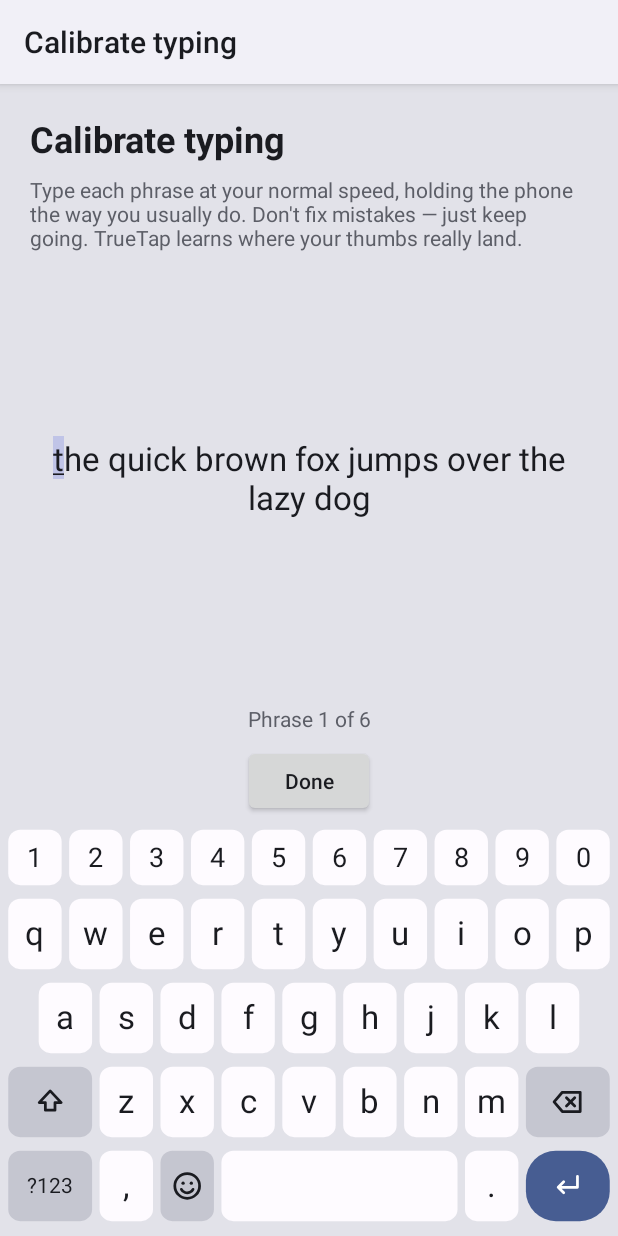
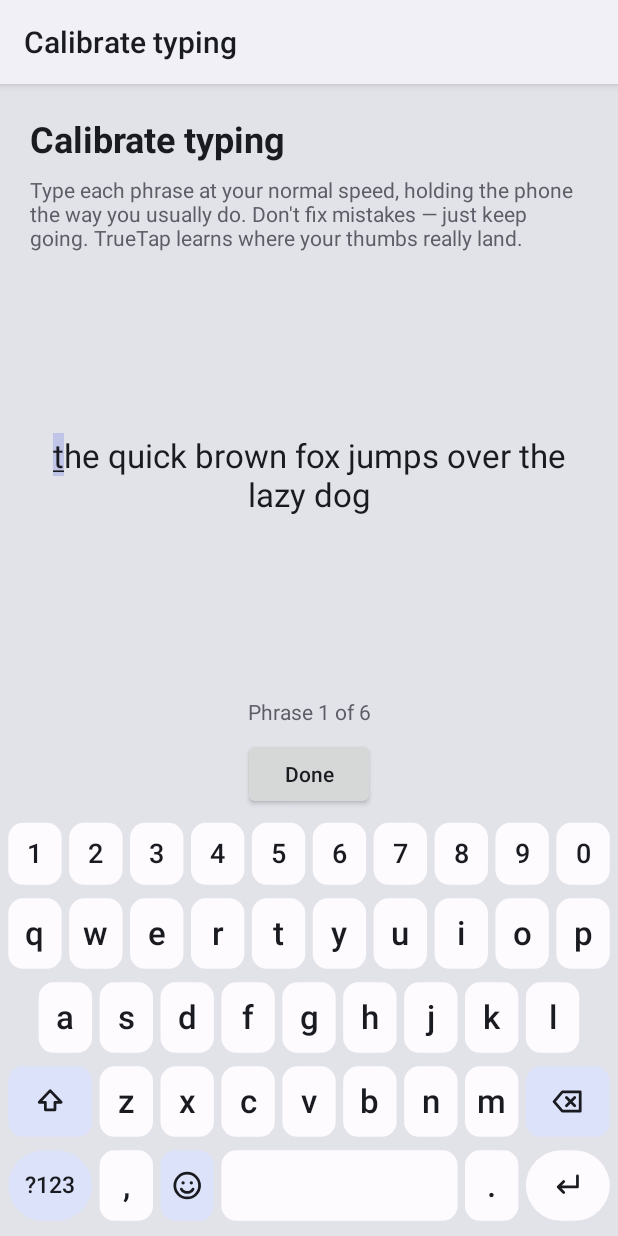
Before and after one commit to RedZero13/TrueTap-Keyboard, an Android app: the CalibrationActivity screen opened directly, with no data from a screen before it, on a phone screen of 412 x 824 dp. Run offline under Robolectric (Android 15) with nearby library versions, the phone set to English and light mode, and no system bars; pictures from the network do not load.

Commit message:
Fix full-screen keyboard and match Gboard proportions
The preview overlay measured itself to the whole window under the
wrap_content input frame, making the keyboard full-screen and squeezing
the app. It now only takes the size its parent gives it.

Also: re-apply nav-bar insets when the view is rebuilt so the bottom row
never overlaps the system hide/switch bar; pill-shaped ?123 and Enter
keys in the secondary palette; medium-weight labels; taller number row;
language name on the space bar; a shorter, larger toolbar with the mic
in a circle.

Co-Authored-By: Claude Opus 5.5 <noreply@anthropic.com>
Claude-Session: https://claude.ai/code/session_01PFLKtdpT1VvrqisiPy6VdM

```diff
--- a/app/src/main/java/com/truetap/keyboard/ime/KeyboardView.kt
+++ b/app/src/main/java/com/truetap/keyboard/ime/KeyboardView.kt
@@ -93,7 +93,8 @@ class KeyboardView(context: Context, var theme: KbTheme) : View(context) {
     private val padH = dp(3f)
     private val gapH = dp(5f)
     private val gapV = dp(9f)
-    private val radius = dp(8f)
+    private val radius = dp(10f)
+    private val labelFace: Typeface = Typeface.create("sans-serif-medium", Typeface.NORMAL)
 
     private enum class Mode { NORMAL, LONG_PRESS, CURSOR, DELETE_SWIPE, GESTURE, DONE }
 
@@ -409,17 +410,17 @@ class KeyboardView(context: Context, var theme: KbTheme) : View(context) {
             val spec = k.spec
             val bg = when {
                 k in pressed -> theme.keyPressed
-                spec.type == KeyType.ENTER -> theme.accent
                 spec.code == Codes.SHIFT && shiftState == 2 -> theme.accent
                 spec.type == KeyType.FUNCTION -> theme.keyFunction
                 else -> theme.key
             }
             paint.color = bg
             paint.style = Paint.Style.FILL
-            val r = if (spec.type == KeyType.ENTER) minOf(radius * 2.5f, k.rect.height() / 2) else radius
+            val pill = spec.type == KeyType.ENTER || spec.code == Codes.SYMBOLS || spec.code == Codes.ALPHA
+            val r = if (pill) k.rect.height() / 2 else radius
             canvas.drawRoundRect(k.rect, r, r, paint)
 
-            val fg = if (spec.type == KeyType.ENTER || (spec.code == Codes.SHIFT && shiftState == 2)) theme.onAccent else theme.text
+            val fg = if (spec.code == Codes.SHIFT && shiftState == 2) theme.onAccent else theme.text
             val icon = when {
                 spec.code == Codes.SHIFT -> when (shiftState) { 1 -> Icon.SHIFT_ON; 2 -> Icon.SHIFT_LOCK; else -> Icon.SHIFT }
                 else -> spec.icon
@@ -429,17 +430,17 @@ class KeyboardView(context: Context, var theme: KbTheme) : View(context) {
                 continue
             }
             if (spec.type == KeyType.SPACE) {
-                textPaint.color = theme.hint
-                textPaint.textSize = sp(13f)
+                textPaint.color = theme.text
+                textPaint.textSize = sp(15f)
                 textPaint.typeface = Typeface.DEFAULT
                 drawCentered(canvas, spaceLabel, k.rect.centerX(), k.rect.centerY())
                 continue
             }
             val label = labelFor(spec)
             textPaint.color = fg
-            textPaint.typeface = Typeface.DEFAULT
+            textPaint.typeface = labelFace
             textPaint.textSize = when {
-                spec.type == KeyType.FUNCTION -> sp(14f)
+                spec.type == KeyType.FUNCTION -> sp(15f)
                 label.length > 1 -> sp(16f)
                 k.row == 0 && layout?.rowHeights?.firstOrNull() == Layouts.NUMBER_ROW_HEIGHT && layout?.isAlphabetic == true -> sp(18f) * scale
                 else -> sp(22f) * scale
--- a/app/src/main/java/com/truetap/keyboard/ime/Layouts.kt
+++ b/app/src/main/java/com/truetap/keyboard/ime/Layouts.kt
@@ -168,5 +168,5 @@ object Layouts {
         return KeyboardLayout("numpad", rows, listOf(1f, 1f, 1f, 1f), isAlphabetic = false)
     }
 
-    const val NUMBER_ROW_HEIGHT = 0.82f
+    const val NUMBER_ROW_HEIGHT = 0.9f
 }
--- a/app/src/main/java/com/truetap/keyboard/ime/PreviewOverlay.kt
+++ b/app/src/main/java/com/truetap/keyboard/ime/PreviewOverlay.kt
@@ -29,6 +29,13 @@ class PreviewOverlay(context: Context) : View(context) {
 
     private val loc = IntArray(2)
     private val myLoc = IntArray(2)
+
+    override fun onMeasure(widthMeasureSpec: Int, heightMeasureSpec: Int) {
+        // Never ask for space: in a wrap_content keyboard window an AT_MOST spec is the whole screen,
+        // which would make the keyboard full-screen. The parent re-measures us at its final size.
+        val h = if (MeasureSpec.getMode(heightMeasureSpec) == MeasureSpec.EXACTLY) MeasureSpec.getSize(heightMeasureSpec) else 0
+        setMeasuredDimension(MeasureSpec.getSize(widthMeasureSpec), h)
+    }
 
     init {
         isClickable = false
--- a/app/src/main/java/com/truetap/keyboard/ime/Theme.kt
+++ b/app/src/main/java/com/truetap/keyboard/ime/Theme.kt
@@ -41,7 +41,7 @@ data class KbTheme(
                 dark = true,
                 background = sys(android.R.color.system_neutral1_900),
                 key = sys(android.R.color.system_neutral2_800),
-                keyFunction = sys(android.R.color.system_neutral2_700),
+                keyFunction = sys(android.R.color.system_accent2_800),
                 keyPressed = sys(android.R.color.system_neutral2_600),
                 text = sys(android.R.color.system_neutral1_50),
                 hint = sys(android.R.color.system_neutral2_300),
@@ -56,7 +56,7 @@ data class KbTheme(
                 dark = false,
                 background = sys(android.R.color.system_neutral1_100),
                 key = sys(android.R.color.system_neutral1_10),
-                keyFunction = sys(android.R.color.system_neutral2_200),
+                keyFunction = sys(android.R.color.system_accent2_100),
                 keyPressed = sys(android.R.color.system_neutral2_300),
                 text = sys(android.R.color.system_neutral1_900),
                 hint = sys(android.R.color.system_neutral2_600),
@@ -74,7 +74,7 @@ data class KbTheme(
             dark = false,
             background = Color.parseColor("#E8EAED"),
             key = Color.WHITE,
-            keyFunction = Color.parseColor("#C8CCD2"),
+            keyFunction = Color.parseColor("#D3D8F2"),
             keyPressed = Color.parseColor("#B0B4BA"),
             text = Color.parseColor("#202124"),
             hint = Color.parseColor("#5F6368"),
@@ -91,7 +91,7 @@ data class KbTheme(
             dark = true,
             background = Color.parseColor("#1F1F1F"),
             key = Color.parseColor("#3C3C3C"),
-            keyFunction = Color.parseColor("#2B2B2B"),
+            keyFunction = Color.parseColor("#2E3350"),
             keyPressed = Color.parseColor("#555555"),
             text = Color.parseColor("#E8EAED"),
             hint = Color.parseColor("#9AA0A6"),
--- a/app/src/main/java/com/truetap/keyboard/ime/TrueTapIME.kt
+++ b/app/src/main/java/com/truetap/keyboard/ime/TrueTapIME.kt
@@ -292,7 +292,7 @@ class TrueTapIME : InputMethodService(), KeyboardView.Listener, SuggestionBar.Li
             Page.SYMBOLS2 -> Layouts.symbols(2, multi, icon)
             Page.NUMPAD -> Layouts.numberPad(icon, phone)
         }
-        kbView.spaceLabel = if (multi) language.name else ""
+        kbView.spaceLabel = language.name
         Brain.withDictionary(this, lang) { if (it.size > 1) engineVersion = -1 }
     }
 
```
Also changed, not shown: app/src/main/java/com/truetap/keyboard/ime/InputRoot.kt (+14 -2 lines), app/src/main/java/com/truetap/keyboard/ime/SuggestionBar.kt (+14 -6 lines).
